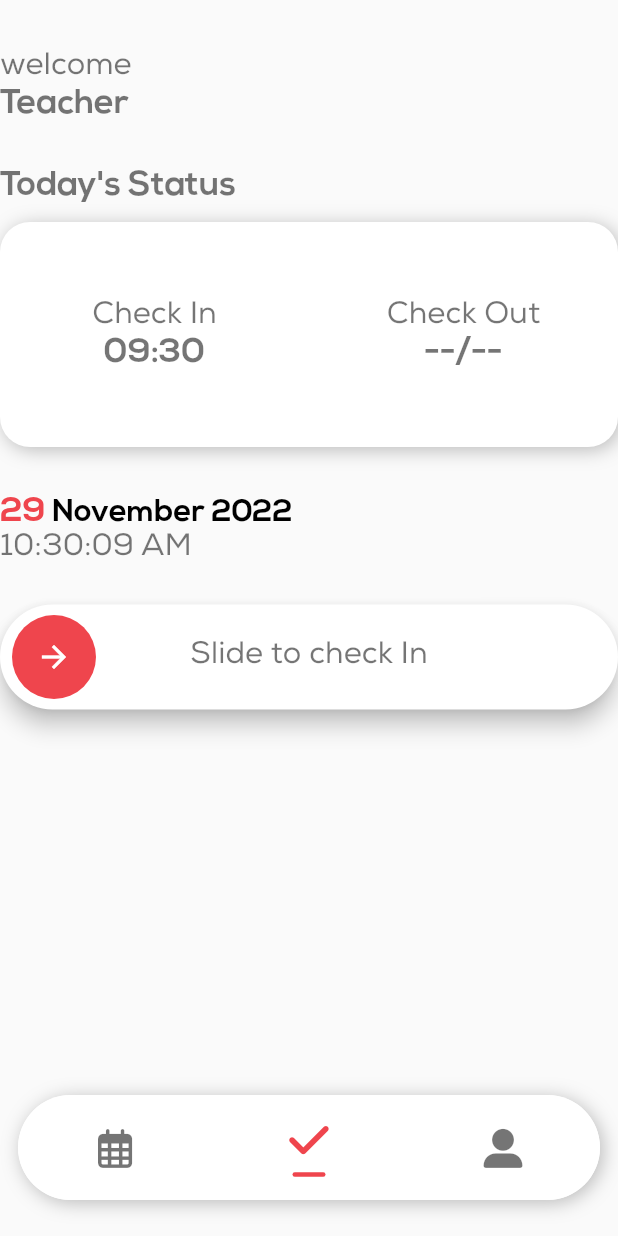
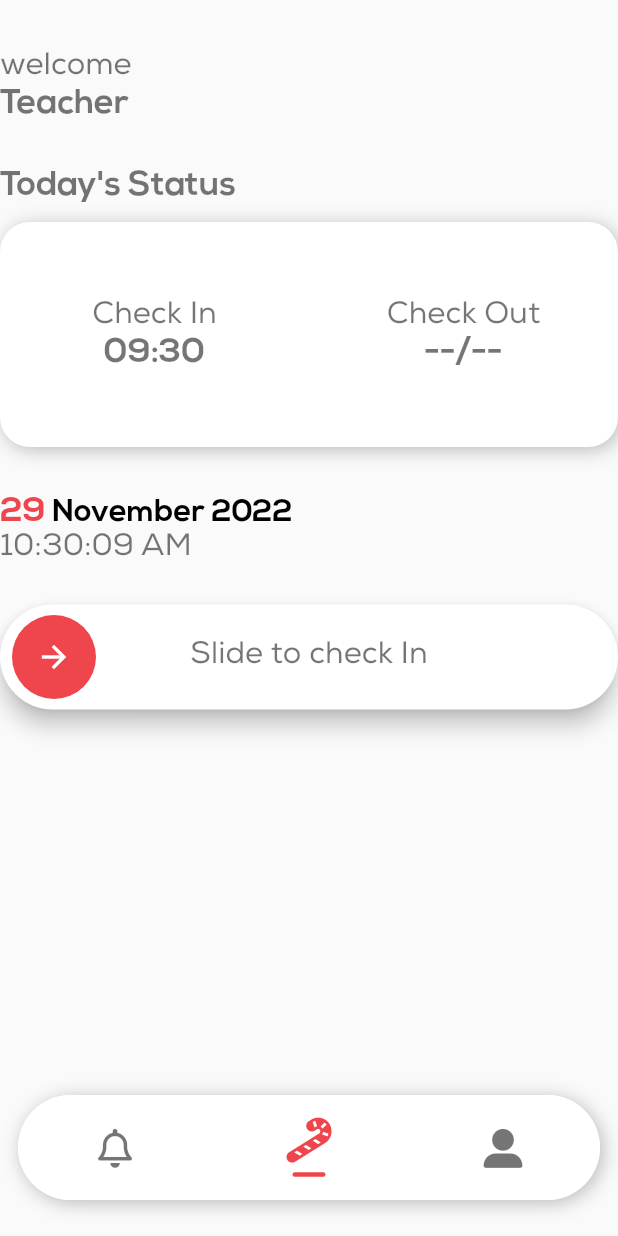
Before and after one commit to mahmoud2391997/id, a Flutter app: the screen it shows after launch, item 2 of the bottom bar chosen, on a phone screen of 412 x 824 dp. Run offline on Flutter 3.47's test engine with Material 2 defaults, Android fonts, the phone set to English and light mode, and no system bars; drawn by our look-alikes of slide_to_act; our stand-ins replace firebase_core, font_awesome_flutter; accounts and stored records are empty.

Commit message:
canteen worker

```diff
--- a/lib/homescreen.dart
+++ b/lib/homescreen.dart
@@ -17,8 +17,8 @@ class _HomeScreenState extends State<HomeScreen> {
   Color primary = const Color(0xffeef444c);
   int currentIndex = 0;
   List<IconData> navigationIcons = [
-    FontAwesomeIcons.calendarAlt,
-    FontAwesomeIcons.check,
+    FontAwesomeIcons.bell,
+    FontAwesomeIcons.candyCane,
     FontAwesomeIcons.userAlt,
   ];
 
```
